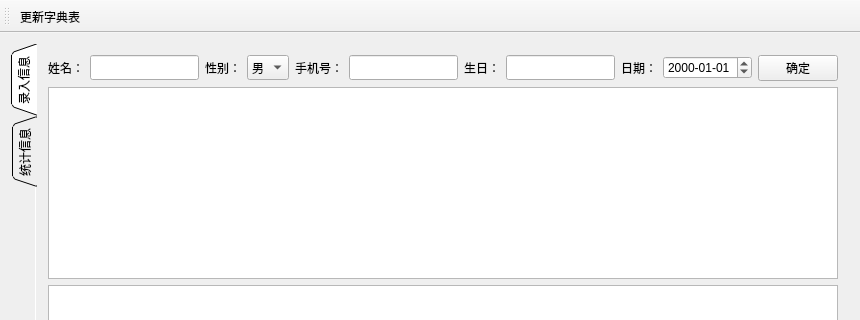
Before: the Qt Designer form mainwindow.ui in crouse/sign, drawn with Qt 5; both pictures show x 0 to 860 and y 0 to 320 of the 860 by 618 pixel window.
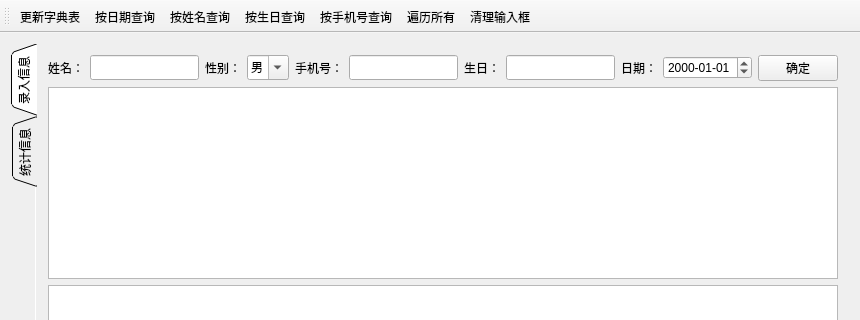
After: the same form once the commit is applied.

```diff
--- a/mainwindow.ui
+++ b/mainwindow.ui
@@ -82,6 +82,9 @@
               <family>STFangsong</family>
              </font>
             </property>
+            <property name="editable">
+             <bool>true</bool>
+            </property>
             <item>
              <property name="text">
               <string>男</string>
@@ -229,12 +232,48 @@
     <bool>false</bool>
    </attribute>
    <addaction name="actionUpdate"/>
+   <addaction name="actionQuery"/>
+   <addaction name="actionQueryPeople"/>
+   <addaction name="actionQueryBirthday"/>
+   <addaction name="actionQueryPhone"/>
+   <addaction name="actionQueryAll"/>
+   <addaction name="actionClearEdits"/>
   </widget>
   <action name="actionUpdate">
    <property name="text">
     <string>更新字典表</string>
    </property>
   </action>
+  <action name="actionQuery">
+   <property name="text">
+    <string>按日期查询</string>
+   </property>
+  </action>
+  <action name="actionQueryPeople">
+   <property name="text">
+    <string>按姓名查询</string>
+   </property>
+  </action>
+  <action name="actionQueryPhone">
+   <property name="text">
+    <string>按手机号查询</string>
+   </property>
+  </action>
+  <action name="actionClearEdits">
+   <property name="text">
+    <string>清理输入框</string>
+   </property>
+  </action>
+  <action name="actionQueryBirthday">
+   <property name="text">
+    <string>按生日查询</string>
+   </property>
+  </action>
+  <action name="actionQueryAll">
+   <property name="text">
+    <string>遍历所有</string>
+   </property>
+  </action>
  </widget>
  <layoutdefault spacing="6" margin="11"/>
  <tabstops>
```
